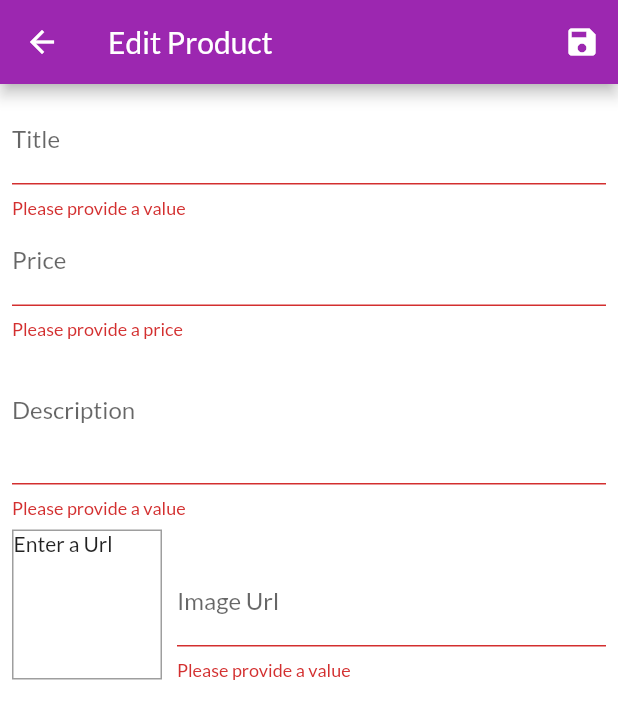
After one commit to ashishu8888/Shopping-App, a Flutter app: the EditProductScreen screen opened by its route, after a tap on the "save" icon, on a phone screen of 412 x 824 dp. The commit adds this screen. Shown: the top 719 px of the screen. Run offline on Flutter 3.47's test engine with Material 2 defaults, Android fonts, the phone set to English and light mode, and no system bars; our stand-ins replace slide_to_act; network calls fail.

Commit message:
shop app fully functional.

```diff
--- a/lib/provider/products.dart
+++ b/lib/provider/products.dart
@@ -1,5 +1,6 @@
 import 'package:flutter/cupertino.dart';
 import 'package:shop_app/provider/product.dart';
+import 'package:collection/collection.dart';
 
 class Products with ChangeNotifier {
   final List<Product> _items = [
@@ -42,14 +43,48 @@ class Products with ChangeNotifier {
   }
 
   Product findById(String id) {
+    var found = Product(
+        id: "null", title: "", description: "", price: -1, imageUrl: "");
+    bool flag = false;
+    _items.forEach((element) {
+      if (element.id == id) {
+        flag = true;
+      }
+    });
+    if (flag == false) {
+      return found;
+    }
     return _items.firstWhere((element) => element.id == id);
   }
 
-  void addProduct() {
+  void addProduct(Product product) {
+    final newProduct = Product(
+      id: DateTime.now().toString(),
+      title: product.title,
+      description: product.description,
+      price: product.price,
+      imageUrl: product.imageUrl,
+    );
+    _items.add(newProduct);
     notifyListeners();
   }
 
   List<Product> get FavItems {
     return _items.where((element) => element.isFavourite).toList();
   }
+
+  updateProduct(String id, Product newProduct) {
+    final prodIndex = _items.indexWhere((prod) => prod.id == id);
+    if (prodIndex >= 0) {
+      _items[prodIndex] = newProduct;
+      notifyListeners();
+    } else {
+      print('invalid update index!,i m  in products');
+    }
+  }
+
+  deleteProducts(String id) {
+    _items.removeWhere((prod) => prod.id == id);
+    notifyListeners();
+  }
 }
--- a/lib/screens/cart_screen.dart
+++ b/lib/screens/cart_screen.dart
@@ -1,5 +1,6 @@
 import 'package:flutter/Material.dart';
 import 'package:provider/provider.dart';
+import 'package:shop_app/screens/order_confirmation.dart';
 import '../provider/cart.dart';
 import '../provider/orders.dart';
 import '../widgets/cart_item.dart';
@@ -46,9 +47,8 @@ class CartScreen extends StatelessWidget {
                   FlatButton(
                     child: const Text('Order Now'),
                     onPressed: () {
-                      Provider.of<Order>(context, listen: false).addOrder(
-                          cart.items.values.toList(), cart.totalAmount);
-                      cart.clear();
+                      Navigator.of(context)
+                          .pushNamed(OrderConfirmationScreen.routeName);
                     },
                     textColor: Theme.of(context).primaryColor,
                   )
--- /dev/null
+++ b/lib/screens/edit_product_screen.dart
@@ -0,0 +1,282 @@
+import 'package:flutter/material.dart';
+import 'package:provider/provider.dart';
+import '../provider/product.dart';
+import '../provider/products.dart';
+
+class EditProductScreen extends StatefulWidget {
+  static const routeName = '/edit-product';
+  const EditProductScreen({Key? key}) : super(key: key);
+
+  @override
+  State<EditProductScreen> createState() => _EditProductScreenState();
+}
+
+class _EditProductScreenState extends State<EditProductScreen> {
+  final _priceFocusNode = FocusNode();
+  final _descriptionFocusNode = FocusNode();
+  final _imageUrlController = TextEditingController();
+  final _imageUrlFocusNode = FocusNode();
+  final _form = GlobalKey<FormState>();
+  var _editedProduct = Product(
+    title: '',
+    price: 0,
+    imageUrl: '',
+    id: 'null',
+    description: '',
+  );
+
+  var _initValue = {
+    'title': '',
+    'description': '',
+    'price': '',
+    'imageUrl': '',
+  };
+  @override
+  void initState() {
+    // TODO: implement initState
+    super.initState();
+    _imageUrlFocusNode.addListener(_updateImageUrl);
+  }
+
+  _updateImageUrl() {
+    if (!_imageUrlFocusNode.hasFocus) {
+      if (!_imageUrlController.text.startsWith('http') &&
+              !_imageUrlController.text.startsWith('https') ||
+          !_imageUrlController.text.endsWith('.png') &&
+              !_imageUrlController.text.endsWith('.jpeg') &&
+              !_imageUrlController.text.endsWith('.jpeg')) {
+        return;
+      }
+
+      setState(() {});
+    }
+  }
+
+  var _isInit = true;
+  @override
+  void didChangeDependencies() {
+    if (_isInit) {
+      final productId = ModalRoute.of(context)!.settings.arguments == null
+          ? "null"
+          : ModalRoute.of(context)!.settings.arguments as String;
+
+      if (productId != "null") {
+        _editedProduct =
+            Provider.of<Products>(context, listen: false).findById(productId);
+
+        _initValue = {
+          'title': _editedProduct.title,
+          'description': _editedProduct.description,
+          'price': _editedProduct.price.toString(),
+          'imageUrl': _editedProduct.imageUrl,
+        };
+        _imageUrlController.text = _editedProduct.imageUrl;
+      }
+    }
+    _isInit = false;
+    super.didChangeDependencies();
+  }
+
+  @override
+  void dispose() {
+    // TODO: implement dispose
+    super.dispose();
+    _priceFocusNode.dispose();
+    _descriptionFocusNode.dispose();
+    _imageUrlController.dispose();
+    _imageUrlFocusNode.removeListener(_updateImageUrl);
+    _imageUrlFocusNode.dispose();
+  }
+
+  @override
+  Widget build(BuildContext context) {
+    return Scaffold(
+      appBar: AppBar(
+        title: const Text('Edit Product'),
+        actions: [
+          IconButton(
+            onPressed: _saveForm,
+            icon: const Icon(Icons.save),
+          )
+        ],
+      ),
+      body: Padding(
+        padding: const EdgeInsets.all(8.0),
+        child: Form(
+            key: _form,
+            child: ListView(
+              children: [
+                TextFormField(
+                  initialValue: _initValue['title'],
+                  decoration: const InputDecoration(
+                    labelText: 'Title',
+                  ),
+                  textInputAction: TextInputAction.next,
+                  onFieldSubmitted: (_) {
+                    FocusScope.of(context).requestFocus(_priceFocusNode);
+                  },
+                  validator: (value) {
+                    if (value!.isEmpty) {
+                      return 'Please provide a value';
+                      // means there is a error by returning no string.
+                    }
+                    return null;
+                    // means no error
+                  },
+                  onSaved: (value) {
+                    _editedProduct = Product(
+                      id: _editedProduct.id,
+                      title: value!,
+                      description: _editedProduct.description,
+                      price: _editedProduct.price,
+                      imageUrl: _editedProduct.imageUrl,
+                    );
+                  },
+                ),
+                TextFormField(
+                  initialValue: _initValue['price'],
+                  decoration: const InputDecoration(labelText: 'Price'),
+                  textInputAction: TextInputAction.next,
+                  keyboardType: TextInputType.number,
+                  focusNode: _priceFocusNode,
+                  onFieldSubmitted: (_) {
+                    FocusScope.of(context).requestFocus(_descriptionFocusNode);
+                  },
+                  validator: (value) {
+                    if (value!.isEmpty) {
+                      return 'Please provide a price';
+                      // means there is a error by returning no string.
+                    }
+                    if (double.tryParse(value) == null) {
+                      // tryParse return null when throws error
+                      return 'Please enter a valid number.';
+                    }
+                    if (double.parse(value) <= 0) {
+                      return 'Please enter a number greater than zero.';
+                    }
+                    return null;
+                    // means no error
+                  },
+                  onSaved: (value) {
+                    _editedProduct = Product(
+                        id: _editedProduct.id,
+                        title: _editedProduct.title,
+                        description: _editedProduct.description,
+                        price: double.parse(value!),
+                        imageUrl: _editedProduct.imageUrl,
+                        isFavourite: _editedProduct.isFavourite);
+                  },
+                ),
+                TextFormField(
+                  initialValue: _initValue['description'],
+                  decoration: const InputDecoration(labelText: 'Description'),
+                  maxLines: 3,
+                  keyboardType: TextInputType.multiline,
+                  focusNode: _descriptionFocusNode,
+                  validator: (value) {
+                    if (value!.isEmpty) {
+                      return 'Please provide a value';
+                      // means there is a error by returning no string.
+                    }
+                    if (value.length < 10) {
+                      return 'Should be atleast 10 characters long.';
+                    }
+                    return null;
+                    // means no error
+                  },
+                  onSaved: (value) {
+                    _editedProduct = Product(
+                        id: _editedProduct.id,
+                        title: _editedProduct.title,
+                        description: value!,
+                        price: _editedProduct.price,
+                        imageUrl: _editedProduct.imageUrl,
+                        isFavourite: _editedProduct.isFavourite);
+                  },
+                ),
+                Row(
+                  crossAxisAlignment: CrossAxisAlignment.end,
+                  children: [
+                    Container(
+                      width: 100,
+                      height: 100,
+                      margin: const EdgeInsets.only(top: 8, right: 10),
+                      decoration: BoxDecoration(
+                        border: Border.all(
+                          width: 1,
+                          color: Colors.grey,
+                        ),
+                      ),
+                      child: _imageUrlController.text.isEmpty
+                          ? const Text('Enter a Url')
+                          : FittedBox(
+                              child: Image.network(_imageUrlController.text),
+                              fit: BoxFit.fill,
+                            ),
+                    ),
+                    Expanded(
+                      child: TextFormField(
+                        decoration: const InputDecoration(
+                          labelText: 'Image Url',
+                        ),
+                        keyboardType: TextInputType.url,
+                        textInputAction: TextInputAction.done,
+                        controller: _imageUrlController,
+                        focusNode: _imageUrlFocusNode,
+                        onFieldSubmitted: (_) {
+                          _saveForm();
+                        },
+                        validator: (value) {
+                          if (value!.isEmpty) {
+                            return 'Please provide a value';
+                            // means there is a error by returning no string.
+                          }
+                          if (!value.startsWith('http') &&
+                              !value.startsWith('https')) {
+                            return 'Please enter a valid Url.';
+                          }
+                          if (!value.endsWith('.png') &&
+                              !value.endsWith('.jpeg') &&
+                              !value.endsWith('.jpeg') &&
+                              !value.endsWith('.jpg')) {
+                            return 'Please enter a valid image Url';
+                          }
+                          return null;
+                          // means no error
+                        },
+                        onSaved: (value) {
+                          _editedProduct = Product(
+                              id: _editedProduct.id,
+                              title: _editedProduct.title,
+                              description: _editedProduct.description,
+                              price: _editedProduct.price,
+                              imageUrl: value!,
+                              isFavourite: _editedProduct.isFavourite);
+                        },
+                      ),
+                    )
+                  ],
+                )
+              ],
+            )),
+      ),
+    );
+  }
+
+  _saveForm() {
+    final isValid = _form.currentState!.validate();
+    if (!isValid) {
+      return;
+    }
+    _form.currentState!.save();
+    if (_editedProduct.id != "null") {
+      Provider.of<Products>(context, listen: false)
+          .updateProduct(_editedProduct.id, _editedProduct);
+    } else {
+      //...
+      Provider.of<Products>(context, listen: false).addProduct(_editedProduct);
+    }
+
+    Navigator.of(context).pop();
+  }
+}
--- a/lib/widgets/app_drawer.dart
+++ b/lib/widgets/app_drawer.dart
@@ -1,5 +1,6 @@
 import 'package:flutter/Material.dart';
 import 'package:shop_app/screens/order_sceen.dart';
+import 'package:shop_app/screens/user_product.dart';
 
 class AppDrawer extends StatelessWidget {
   const AppDrawer({Key? key}) : super(key: key);
@@ -9,10 +10,9 @@ class AppDrawer extends StatelessWidget {
     return Drawer(
       child: Column(children: [
         AppBar(
-          title: Text('Hello Friend'),
+          title: const Text('Hello Friend'),
           automaticallyImplyLeading: false,
         ),
-        Divider(),
         ListTile(
           leading: const Icon(Icons.shop),
           title: const Text('Shop'),
@@ -20,11 +20,20 @@ class AppDrawer extends StatelessWidget {
             Navigator.of(context).pushReplacementNamed('/');
           },
         ),
+        const Divider(),
         ListTile(
           leading: const Icon(Icons.payment),
           title: const Text('order'),
           onTap: () {
-            Navigator.of(context).pushReplacementNamed(OrderScreen.routeName);
+            Navigator.of(context).pushNamed(OrderScreen.routeName);
+          },
+        ),
+        const Divider(),
+        ListTile(
+          leading: const Icon(Icons.edit),
+          title: const Text('Manage Products'),
+          onTap: () {
+            Navigator.of(context).pushNamed(UserProductScreen.routeName);
           },
         ),
       ]),
--- a/pubspec.yaml
+++ b/pubspec.yaml
@@ -37,6 +37,7 @@ dependencies:
   cupertino_icons: ^1.0.2
   provider: ^6.0.3
   intl: ^0.17.0
+  slide_to_act: ^2.0.1
 
 dev_dependencies:
   flutter_test:
```
Also changed, not shown: lib/main.dart (+7 -0 lines), lib/provider/cart.dart (+19 -0 lines), lib/screens/order_confirmation.dart (added, +67 -0 lines), lib/screens/user_product.dart (added, +49 -0 lines), lib/widgets/cart_item.dart (+26 -1 lines), lib/widgets/product_item.dart (+24 -2 lines), lib/widgets/user_product_item.dart (added, +51 -0 lines), pubspec.lock, 1 other file.
